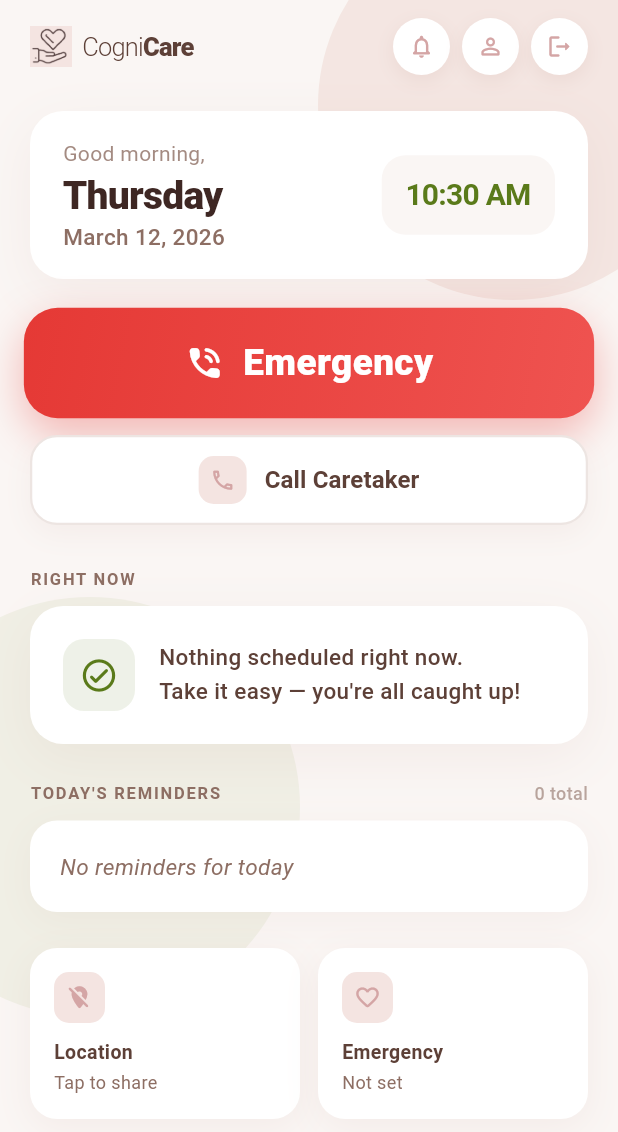
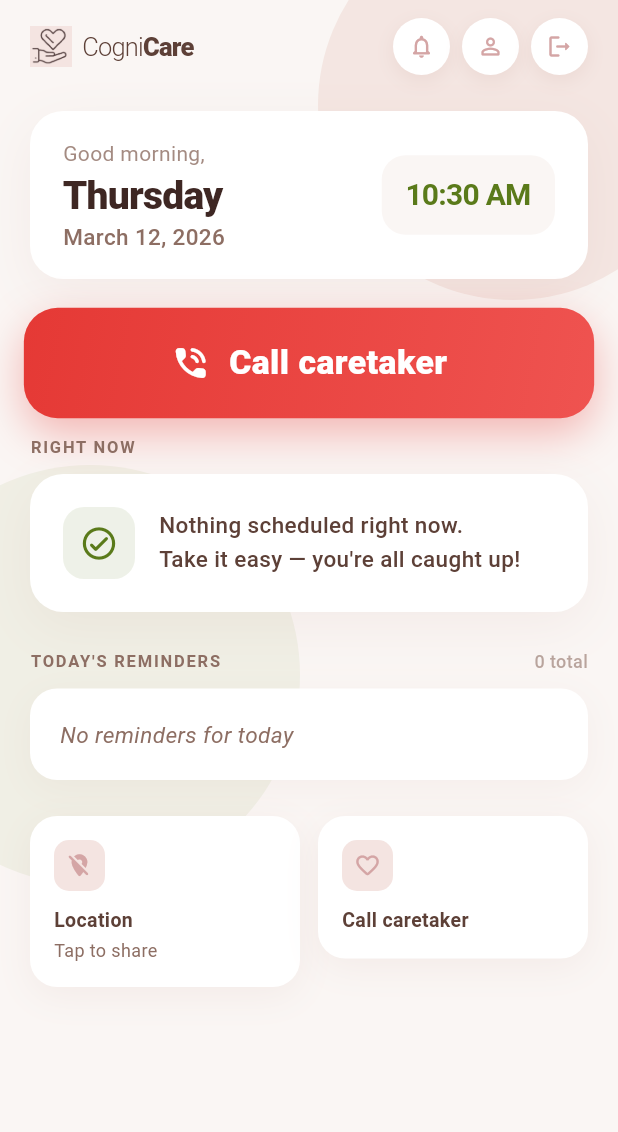
Before and after one commit to nk-glitch/cognicare, a Flutter app: the PatientHomePage screen opened directly, on a phone screen of 412 x 824 dp. Shown: the top 1132 px of the screen. Run offline on Flutter 3.47's test engine with Material 3 defaults, Android fonts, the phone set to English and light mode, and no system bars; our stand-ins replace cloud_firestore, firebase_auth, firebase_core, firebase_messaging, flutter_local_notifications, flutter_map and 5 more; missing offline and left inert: wear_plus; accounts and stored records are empty.

Commit message:
remove emergency button

```diff
--- a/lib/screens/patient/patient_home_page.dart
+++ b/lib/screens/patient/patient_home_page.dart
@@ -35,8 +35,6 @@ class _PatientHomePageState extends State<PatientHomePage>
 
   String patientName = "";
   String patientFirstName = "";
-  String emergencyContactName = "Not set";
-  String emergencyContactPhone = "";
   String caretakerName = "";
   String caretakerPhone = "";
   String currentLocation = "";
@@ -239,8 +237,6 @@ class _PatientHomePageState extends State<PatientHomePage>
         final patientData = await _authService.getPatientData(user.uid);
         if (patientData != null) {
           setState(() {
-            emergencyContactName = patientData['emergencyContact'] ?? 'Not set';
-            emergencyContactPhone = patientData['emergencyContactNumber'] ?? '';
             currentLocation = patientData['address'] ?? '';
           });
         }
@@ -328,8 +324,6 @@ class _PatientHomePageState extends State<PatientHomePage>
             patientName = '${userData['firstName']} ${userData['lastName']}';
           }
           if (patientData != null) {
-            emergencyContactName = patientData['emergencyContact'] ?? 'Not set';
-            emergencyContactPhone = patientData['emergencyContactNumber'] ?? '';
             currentLocation = patientData['address'] ?? '';
           }
         });
@@ -383,25 +377,6 @@ class _PatientHomePageState extends State<PatientHomePage>
         ],
       ),
     );
-  }
-
-  void _handleEmergencyCall() async {
-    if (emergencyContactPhone.isEmpty) {
-      _showErrorDialog('No emergency contact number set');
-      return;
-    }
-    final uri = Uri(
-        scheme: 'tel',
-        path: emergencyContactPhone.replaceAll(RegExp(r'[^\d]'), ''));
-    try {
-      if (await canLaunchUrl(uri)) {
-        await launchUrl(uri);
-      } else {
-        if (mounted) _showErrorDialog('Unable to make phone call');
-      }
-    } catch (e) {
-      if (mounted) _showErrorDialog('Error: ${e.toString()}');
-    }
   }
 
   Future<void> _handleCallCaretaker() async {
@@ -643,11 +618,11 @@ class _PatientHomePageState extends State<PatientHomePage>
 
                       const SizedBox(height: 20),
 
-                      // ── Emergency button ───────────────────────────
+                      // ── Call caretaker button (primary red) ─────────
                       ScaleTransition(
                         scale: _pulseAnimation,
                         child: GestureDetector(
-                          onTap: _handleEmergencyCall,
+                          onTap: _handleCallCaretaker,
                           child: Container(
                             width: double.infinity,
                             height: 72,
@@ -664,7 +639,7 @@ class _PatientHomePageState extends State<PatientHomePage>
                               boxShadow: [
                                 BoxShadow(
                                   color:
-                                  const Color(0xFFE53935).withOpacity(0.35),
+                                      const Color(0xFFE53935).withOpacity(0.35),
                                   blurRadius: 24,
                                   offset: const Offset(0, 10),
                                 ),
@@ -672,14 +647,16 @@ class _PatientHomePageState extends State<PatientHomePage>
                             ),
                             child: Row(
                               mainAxisAlignment: MainAxisAlignment.center,
-                              children: const [
-                                Icon(Icons.phone_in_talk_rounded,
+                              children: [
+                                const Icon(Icons.phone_in_talk_rounded,
                                     color: Colors.white, size: 26),
-                                SizedBox(width: 12),
+                                const SizedBox(width: 12),
                                 Text(
-                                  'Emergency',
-                                  style: TextStyle(
-                                    fontSize: 24,
+                                  caretakerName.isNotEmpty
+                                      ? 'Call $caretakerName'
+                                      : 'Call caretaker',
+                                  style: const TextStyle(
+                                    fontSize: 22,
                                     fontWeight: FontWeight.w800,
                                     color: Colors.white,
                                     letterSpacing: 0.3,
@@ -692,11 +669,6 @@ class _PatientHomePageState extends State<PatientHomePage>
                       ),
 
                       const SizedBox(height: 12),
-
-                      // ── Call caretaker button ──────────────────────
-                      _buildCallCaretakerButton(),
-
-                      const SizedBox(height: 28),
 
                       // ── Right now ──────────────────────────────────
                       const _SectionHeader(label: 'RIGHT NOW'),
@@ -821,61 +793,6 @@ class _PatientHomePageState extends State<PatientHomePage>
             ),
           ),
         ],
-      ),
-    );
-  }
-
-  // ── Call caretaker button ─────────────────────────────────────────────────
-  Widget _buildCallCaretakerButton() {
-    final name = caretakerName.isNotEmpty ? caretakerName : 'Caretaker';
-    return GestureDetector(
-      onTap: _handleCallCaretaker,
-      child: Container(
-        width: double.infinity,
-        height: 60,
-        decoration: BoxDecoration(
-          color: Colors.white,
-          borderRadius: BorderRadius.circular(18),
-          border: Border.all(
-            color: const Color(0xFFEDE5E2),
-            width: 1.5,
-          ),
-          boxShadow: [
-            BoxShadow(
-              color: const Color(0xFFB07A6E).withOpacity(0.08),
-              blurRadius: 16,
-              offset: const Offset(0, 6),
-            ),
-          ],
-        ),
-        child: Row(
-          mainAxisAlignment: MainAxisAlignment.center,
-          children: [
-            Container(
-              width: 32,
-              height: 32,
-              decoration: BoxDecoration(
-                color: const Color(0xFFF4E4E1),
-                borderRadius: BorderRadius.circular(10),
-              ),
-              child: const Icon(
-                Icons.phone_outlined,
-                color: Color(0xFFD4A5A5),
-                size: 17,
-              ),
-            ),
-            const SizedBox(width: 12),
-            Text(
-              'Call $name',
-              style: const TextStyle(
-                fontSize: 16,
-                fontWeight: FontWeight.w700,
-                color: Color(0xFF5D4037),
-                letterSpacing: 0.1,
-              ),
-            ),
-          ],
-        ),
       ),
     );
   }
@@ -1215,21 +1132,11 @@ class _PatientHomePageState extends State<PatientHomePage>
           ),
           const SizedBox(height: 10),
           const Text(
-            'Emergency',
+            'Call caretaker',
             style: TextStyle(
                 fontSize: 13,
                 fontWeight: FontWeight.w700,
                 color: Color(0xFF5D4037)),
-          ),
-          const SizedBox(height: 2),
-          Text(
-            emergencyContactName.isEmpty || emergencyContactName == 'Not set'
-                ? 'Not set'
-                : emergencyContactName,
-            style:
-            const TextStyle(fontSize: 12, color: Color(0xFF8D6E63)),
-            maxLines: 2,
-            overflow: TextOverflow.ellipsis,
           ),
         ],
       ),
```
Also changed, not shown: lib/screens/auth/account_setup_page.dart (+1 -14 lines), lib/screens/auth/login_page.dart (+3 -13 lines).
